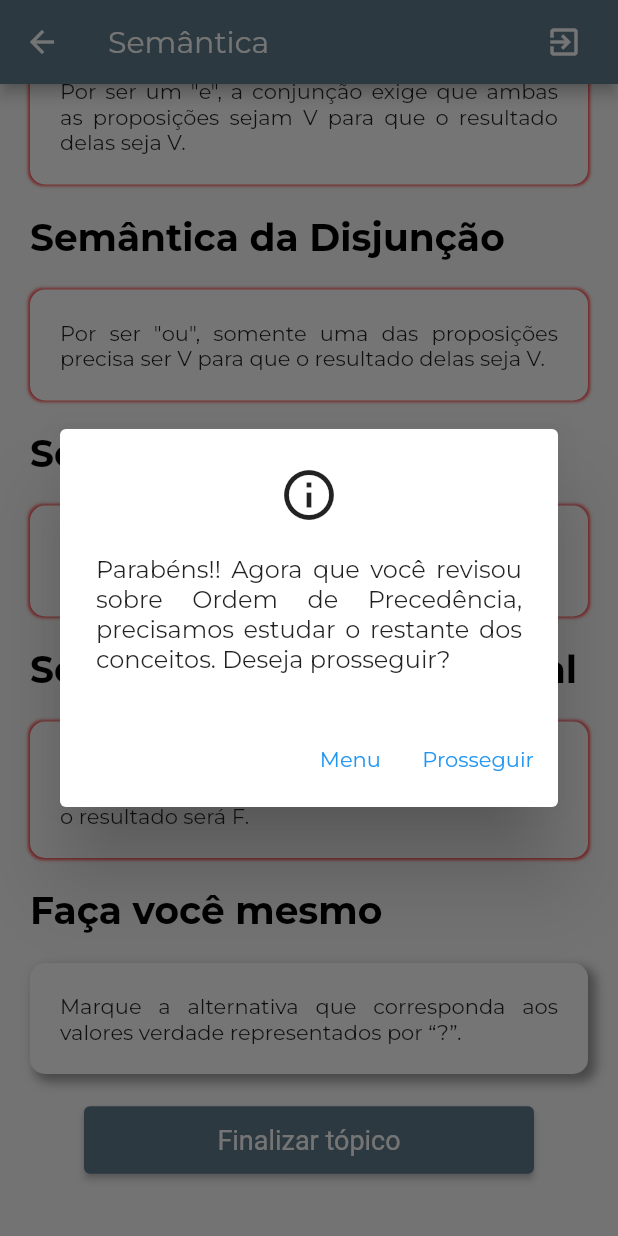
After one commit to gs-Leo/TRUEBLE, a Flutter app: the semantica screen opened by its route, scrolled down 483 dp, after a tap on "Finalizar tópico", on a phone screen of 412 x 824 dp. The commit adds this screen. Run offline on Flutter 3.47's test engine with Material 2 defaults, Android fonts, the phone set to English and light mode, and no system bars; project files that could hold a hidden picture were left out.

Commit message:
Criei a pagina Semantica e mais alguns alertas

```diff
--- a/lib/main.dart
+++ b/lib/main.dart
@@ -4,6 +4,7 @@ import 'package:trueble/pages/menu.dart';
 import 'package:trueble/pages/learnTablesMenu.dart';
 import 'package:trueble/pages/fbfPage.dart';
 import 'package:trueble/pages/ordemPrecedencia.dart';
+import 'package:trueble/pages/semantica.dart';
 
 void main() {
   runApp(MyApp());
@@ -43,6 +44,8 @@ class MyApp extends StatelessWidget {
           "/LearnTableMenu": (context) => LearnTableMenu(),
           "/fbfPage": (context) => fbfPage(),
           "/ordemPrecedencia": (context) => ordemPrecedencia(),
+          "/semantica": (context) => semantica(),
+
         });
   }
 }
--- a/lib/pages/fbfPage.dart
+++ b/lib/pages/fbfPage.dart
@@ -18,8 +18,9 @@ class _fbfPageState extends State<fbfPage> {
         backgroundColor: Colors.blueGrey,
         title: Center(
           child: Row(
+            mainAxisAlignment: MainAxisAlignment.spaceBetween,
             children: [
-              Text('Fórmulas Bem Formadas'),
+              Text('Fórmulas \nBem Formadas',textAlign: TextAlign.left,),
               IconButton(
                 onPressed: () {
                   showAlertDialogMenu(context);
--- a/lib/pages/learnTablesMenu.dart
+++ b/lib/pages/learnTablesMenu.dart
@@ -44,7 +44,7 @@ class _LearnTableMenuState extends State<LearnTableMenu> {
             const SizedBox(height: 30),
             ElevatedButton(
               style: button(context),
-              onPressed: null,
+              onPressed: () {Navigator.pushNamed(context, '/semantica');},
               child: const Text('Semântica'),
             ),
             const SizedBox(height: 30),
--- a/lib/pages/ordemPrecedencia.dart
+++ b/lib/pages/ordemPrecedencia.dart
@@ -18,6 +18,7 @@ class _ordemPrecedenciaState extends State<ordemPrecedencia> {
         backgroundColor: Colors.blueGrey,
         title: Center(
           child: Row(
+            mainAxisAlignment: MainAxisAlignment.spaceBetween,
             children: [
               const Text('Ordem de Precedência'),
               IconButton(
@@ -1074,6 +1075,7 @@ class _ordemPrecedenciaState extends State<ordemPrecedencia> {
                           'Quais fórmulas indicam corretamente a fórmula'
                           'equivalente? Leve em conta a ordem de precedência'
                           'dos operadores',
+                          textAlign: TextAlign.justify,
                         ),
                       ],
                     ),
@@ -1082,7 +1084,7 @@ class _ordemPrecedenciaState extends State<ordemPrecedencia> {
                   ElevatedButton(
                     style: button(context),
                     onPressed: () {
-                      null;
+                      alertOrdemPrecedencia(context);
                     },
                     child: const Text('Finalizar tópico'),
                   ),
--- /dev/null
+++ b/lib/pages/semantica.dart
@@ -0,0 +1,379 @@
+import 'package:flutter/cupertino.dart';
+import 'package:flutter/material.dart';
+
+import '../widgets/ButtonTheme.dart';
+import '../widgets/alertDialogMenu.dart';
+
+class semantica extends StatefulWidget{
+
+  const semantica ({Key? key}) : super(key: key);
+
+  @override
+  _semanticaState createState() => _semanticaState();
+
+}
+
+class _semanticaState extends State<semantica> {
+  @override
+  Widget build(BuildContext context) {
+  return Scaffold(
+    appBar: AppBar(
+      backgroundColor: Colors.blueGrey,
+      title: Center(
+        child: Row(
+          mainAxisAlignment: MainAxisAlignment.spaceBetween,
+          children: [
+            const Text('Semântica'),
+            IconButton(
+              onPressed: () {
+                showAlertDialogMenu(context);
+              },
+              alignment: Alignment.centerRight,
+              icon: const Icon(Icons.exit_to_app),
+            ),
+          ],
+        ),
+      ),
+    ),
+    body: Center(
+      child: Scrollbar(
+          child: SingleChildScrollView(
+            child: Container(
+              margin: const EdgeInsets.all(20),
+              child: Column(mainAxisSize: MainAxisSize.min,
+                children: <Widget>[
+                  const SizedBox(height: 20),
+                  Row(
+                    //alignment: Alignment.topCenter,
+                    mainAxisAlignment: MainAxisAlignment.spaceBetween,
+                    children: [
+                     Text('Semântica dos \nOperadores Lógicos',
+                          style: Theme.of(context).textTheme.headline2,
+                          //textAlign: TextAlign.center
+                     ),
+                      IconButton(
+                        onPressed: () {
+                          //showAlertDialogMenu(context); implementar depois
+                        },
+                        alignment: Alignment.centerRight,
+                        icon: const Icon(CupertinoIcons.question_circle),
+                      ),
+                   ],
+                  ),
+
+                  const SizedBox(height: 20),
+                  Container(
+                      alignment: Alignment.center,
+                      padding: const EdgeInsets.all(20),
+                      decoration: BoxDecoration(
+                        borderRadius: BorderRadius.circular(10),
+                        color: Colors.white,
+                        boxShadow: [
+                          const BoxShadow(
+                              color: Colors.redAccent,
+                              blurRadius: 1,
+                              spreadRadius: 1,
+                              offset: Offset(0, 0)),
+                        ],
+                      ),
+                      child: Column(
+                        mainAxisSize: MainAxisSize.max,
+                        mainAxisAlignment: MainAxisAlignment.spaceAround,
+                        children: <Widget>[
+                          const Text(
+                              'Para encontrar os valores de uma tabela verdade, devemos'
+                                  ' utilizar da semântica dos operadores logicos.'
+                                  'As tabelas abaixo mostram como atribuimos os valores-verdade'
+                                  ' V ou F para os operadores lógicos (clique nas tabelas).',
+                            textAlign: TextAlign.justify,
+                          ),
+                        ],
+                      )),
+
+                  //
+                  //Fim do primeiro Container
+
+
+                  //Ininicio do segundo Conteiner
+
+                  const SizedBox(height: 20),
+                  Container(
+                    alignment: Alignment.topLeft,
+                    child: Text(
+                      'Semântica da Negação',
+                      style: Theme.of(context).textTheme.headline2,
+
+                    ),
+                  ),
+                  const SizedBox(height: 20),
+                  Container( alignment: Alignment.center,
+                      padding: const EdgeInsets.all(20),
+                      decoration: BoxDecoration(
+                        borderRadius: BorderRadius.circular(10),
+                        color: Colors.white,
+                        boxShadow: [
+                          const BoxShadow(
+                              color: Colors.redAccent,
+                              blurRadius: 1,
+                              spreadRadius: 1,
+                              offset: Offset(0, 0)),
+                        ],
+                      ),
+                      child: Column(
+                        mainAxisSize: MainAxisSize.max,
+                        mainAxisAlignment: MainAxisAlignment.spaceAround,
+                        children: <Widget>[
+                          const Text(
+                              'A operação de negação inverte o resultado do valor verdade.',
+                            textAlign: TextAlign.justify,
+                          ),
+                        ],
+                      )
+                  ),
+
+                  //
+                  //fim do segundo container
+                  //
+
+                  //
+                  //Aqui vai uma tabela
+                  //
+
+                  //Inicio do terceiro container
+                  const SizedBox(height: 20),
+                  Container(
+                    alignment: Alignment.topLeft,
+                    child: Text(
+                      'Semântica da Conjunção',
+                      style: Theme.of(context).textTheme.headline2,
+
+                    ),
+                  ),
+                  const SizedBox(height: 20),
+                  Container( alignment: Alignment.center,
+                      padding: const EdgeInsets.all(20),
+                      decoration: BoxDecoration(
+                        borderRadius: BorderRadius.circular(10),
+                        color: Colors.white,
+                        boxShadow: [
+                          const BoxShadow(
+                              color: Colors.redAccent,
+                              blurRadius: 1,
+                              spreadRadius: 1,
+                              offset: Offset(0, 0)),
+                        ],
+                      ),
+                      child: Column(
+                        mainAxisSize: MainAxisSize.max,
+                        mainAxisAlignment: MainAxisAlignment.spaceAround,
+                        children: <Widget>[
+                          const Text(
+                              'Por ser um "e", a conjunção exige que ambas'
+                                  ' as proposições sejam V para que o resultado delas seja V.',
+                            textAlign: TextAlign.justify,
+                          ),
+                        ],
+                      )
+                  ),
+
+                  //
+                  //Fim do terceiro container
+
+
+                  //
+                  //Aqui vai uma tabela
+                  //
+
+                  //Inicio do 4 container
+                  const SizedBox(height: 20),
+                  Container(
+                    alignment: Alignment.topLeft,
+                    child: Text(
+                      'Semântica da Disjunção',
+                      style: Theme.of(context).textTheme.headline2,
+
+                    ),
+                  ),
+                  const SizedBox(height: 20),
+                  Container( alignment: Alignment.center,
+                      padding: const EdgeInsets.all(20),
+                      decoration: BoxDecoration(
+                        borderRadius: BorderRadius.circular(10),
+                        color: Colors.white,
+                        boxShadow: [
+                          const BoxShadow(
+                              color: Colors.redAccent,
+                              blurRadius: 1,
+                              spreadRadius: 1,
+                              offset: Offset(0, 0)),
+                        ],
+                      ),
+                      child: Column(
+                        mainAxisSize: MainAxisSize.max,
+                        mainAxisAlignment: MainAxisAlignment.spaceAround,
+                        children: <Widget>[
+                          const Text(
+                              'Por ser "ou", somente uma das proposições '
+                                  'precisa ser V para que o resultado delas seja V.',
+                            textAlign: TextAlign.justify,
+                          ),
+                        ],
+                      )
+                  ),
+
+                  //
+                  //Fim do quarto container
+                  //
+
+                  //
+                  //Aqui vai uma tabela
+                  //
+
+                  //
+                  //Inicio do quinto Container
+                  //
+                  const SizedBox(height: 20),
+                  Container(
+                    alignment: Alignment.topLeft,
+                    child: Text(
+                      'Semântica da Condicional',
+                      style: Theme.of(context).textTheme.headline2,
+
+                    ),
+                  ),
+                  const SizedBox(height: 20),
+                  Container( alignment: Alignment.center,
+                      padding: const EdgeInsets.all(20),
+                      decoration: BoxDecoration(
+                        borderRadius: BorderRadius.circular(10),
+                        color: Colors.white,
+                        boxShadow: [
+                          const BoxShadow(
+                              color: Colors.redAccent,
+                              blurRadius: 1,
+                              spreadRadius: 1,
+                              offset: Offset(0, 0)),
+                        ],
+                      ),
+                      child: Column(
+                        mainAxisSize: MainAxisSize.max,
+                        mainAxisAlignment: MainAxisAlignment.spaceAround,
+                        children: <Widget>[
+                          const Text(
+                              'O condicional define que, para todo valor '
+                                  'verdade V que implicar em F o resultado será F.',
+                            textAlign: TextAlign.justify,
+                          ),
+                        ],
+                      )
+                  ),
+                  //
+                  //Fim do quinto container
+                  //
+
+                  //
+                  //Aqui vai uma tabela
+                  //
+//
+                  //Inicio do sexto Container
+                  //
+                  const SizedBox(height: 20),
+                  Container(
+                    alignment: Alignment.topLeft,
+                    child: Text(
+                      'Semântica da Bicondicional',
+                      style: Theme.of(context).textTheme.headline2,
+
+                    ),
+                  ),
+                  const SizedBox(height: 20),
+                  Container( alignment: Alignment.center,
+                      padding: const EdgeInsets.all(20),
+                      decoration: BoxDecoration(
+                        borderRadius: BorderRadius.circular(10),
+                        color: Colors.white,
+                        boxShadow: [
+                          const BoxShadow(
+                              color: Colors.redAccent,
+                              blurRadius: 1,
+                              spreadRadius: 1,
+                              offset: Offset(0, 0)),
+                        ],
+                      ),
+                      child: Column(
+                        mainAxisSize: MainAxisSize.max,
+                        mainAxisAlignment: MainAxisAlignment.spaceAround,
+                        children: <Widget>[
+                          const Text(
+                            'O bicondicional define que toda vez que os valores '
+                                'verdade das fórmulas forem diferentes, o resultado será F.',
+                            textAlign: TextAlign.justify,
+                          ),
+                        ],
+                      )
+                  ),
+                  //
+                  //Fim do sexto container
+                  //
+
+                  //
+                  //Aqui vai uma tabela
+                  //
+
+                  //Inicio do Container Faça voce mesmo
+                  //
+                  const SizedBox(height: 20),
+                  Container(
+                    alignment: Alignment.topLeft,
+                    child: Text('Faça você mesmo',
+                        style: Theme.of(context).textTheme.headline2),
+                  ),
+                  const SizedBox(height: 20),
+                  Container(
+                    alignment: Alignment.center,
+                    padding: const EdgeInsets.all(20),
+                    decoration: BoxDecoration(
+                      borderRadius: BorderRadius.circular(10),
+                      color: Colors.white,
+                      boxShadow: [
+                        BoxShadow(
+                            color: Colors.grey,
+                            blurRadius: 5,
+                            spreadRadius: 1,
+                            offset: Offset(4, 4)),
+                      ],
+                    ),
+                    child: Column(
+                      mainAxisSize: MainAxisSize.max,
+                      mainAxisAlignment: MainAxisAlignment.spaceAround,
+                      children: <Widget>[
+                        Text(
+                          'Marque a alternativa que corresponda'
+                              ' aos valores verdade representados por “?”.',
+                          textAlign: TextAlign.justify,
+                        ),
+                      ],
+                    ),
+                  ),
+                  SizedBox(height: 20),
+                  ElevatedButton(
+                    style: button(context),
+                    onPressed: () {
+                     alertSemantica(context);
+                    },
+                    child: const Text('Finalizar tópico'),
+                  ),
+                  SizedBox(height: 20),
+                  //
+                  //Fim do Container faça voce mesmo
+                  //
+
+
+                ],
+              ),
+            ),
+          ),),
+    ),
+  );
+  }
+}
--- a/lib/widgets/alertDialogMenu.dart
+++ b/lib/widgets/alertDialogMenu.dart
@@ -71,3 +71,81 @@ alertFbf(BuildContext context) {
     },
   );
 }
+
+
+
+
+
+alertOrdemPrecedencia(BuildContext context) {
+  Widget cancelaButton = TextButton(
+    child: Text("Menu"),
+    onPressed: () { Navigator.pushNamedAndRemoveUntil(context, '/Menu', ModalRoute.withName('/Menu'));},
+  );
+  Widget continuaButton = TextButton(
+    child: Text("Prosseguir"),
+    onPressed: () {
+      Navigator.pushNamed(context, '/semantica');
+    },
+  );
+  //configura o AlertDialog
+  AlertDialog alert = AlertDialog(
+    title: Center(
+      child: Icon(
+        Icons.info_outline,
+        size: 40,
+      ),
+    ),
+    content: Text(
+        "Parabéns!! Agora que você revisou sobre Semântica dos operadores lógicos, "
+            "precisamos estudar o restante dos conceitos. Deseja prosseguir?",
+    textAlign: TextAlign.justify,),
+    actions: [
+      cancelaButton,
+      continuaButton,
+    ],
+  );
+  //exibe o diálogo
+  showDialog(
+    context: context,
+    builder: (BuildContext context) {
+      return alert;
+    },
+  );
+}
+
+alertSemantica(BuildContext context) {
+  Widget cancelaButton = TextButton(
+    child: Text("Menu"),
+    onPressed: () { Navigator.pushNamedAndRemoveUntil(context, '/Menu', ModalRoute.withName('/Menu'));},
+  );
+  Widget continuaButton = TextButton(
+    child: Text("Prosseguir"),
+    onPressed: () {
+      Navigator.pushNamed(context, '/Menu'); // mudar para Classificação e Satisfazibilidade
+    },
+  );
+  //configura o AlertDialog
+  AlertDialog alert = AlertDialog(
+    title: Center(
+      child: Icon(
+        Icons.info_outline,
+        size: 40,
+      ),
+    ),
+    content: Text(
+      "Parabéns!! Agora que você revisou sobre Ordem de Precedência, "
+          "precisamos estudar o restante dos conceitos. Deseja prosseguir?",
+      textAlign: TextAlign.justify,),
+    actions: [
+      cancelaButton,
+      continuaButton,
+    ],
+  );
+  //exibe o diálogo
+  showDialog(
+    context: context,
+    builder: (BuildContext context) {
+      return alert;
+    },
+  );
+}
```
